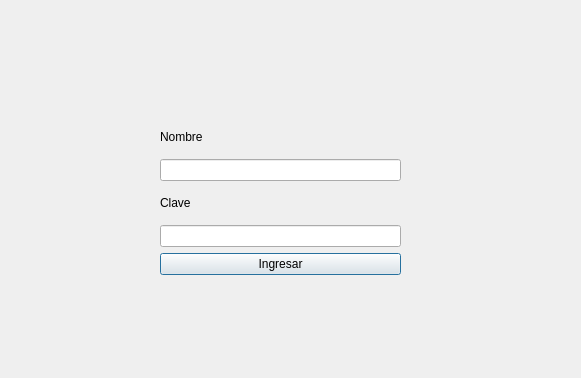
The window that TP1/login.ui (Naza824/TP1) describes before a commit, drawn with Qt 5.
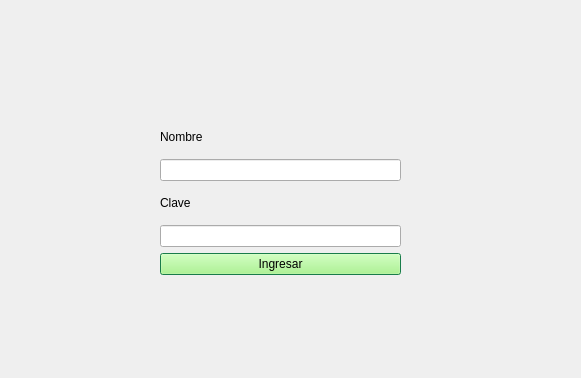
The same window after the commit. Icons and pictures are not drawn.

```diff
--- a/TP1/login.ui
+++ b/TP1/login.ui
@@ -35,6 +35,181 @@
     </item>
     <item row="5" column="0">
      <widget class="QPushButton" name="IngresarBtn">
+      <property name="palette">
+       <palette>
+        <active>
+         <colorrole role="Button">
+          <brush brushstyle="SolidPattern">
+           <color alpha="255">
+            <red>170</red>
+            <green>255</green>
+            <blue>127</blue>
+           </color>
+          </brush>
+         </colorrole>
+         <colorrole role="BrightText">
+          <brush brushstyle="SolidPattern">
+           <color alpha="255">
+            <red>0</red>
+            <green>0</green>
+            <blue>0</blue>
+           </color>
+          </brush>
+         </colorrole>
+         <colorrole role="Base">
+          <brush brushstyle="SolidPattern">
+           <color alpha="255">
+            <red>170</red>
+            <green>255</green>
+            <blue>127</blue>
+           </color>
+          </brush>
+         </colorrole>
+         <colorrole role="Window">
+          <brush brushstyle="SolidPattern">
+           <color alpha="255">
+            <red>255</red>
+            <green>255</green>
+            <blue>255</blue>
+           </color>
+          </brush>
+         </colorrole>
+         <colorrole role="Highlight">
+          <brush brushstyle="SolidPattern">
+           <color alpha="255">
+            <red>31</red>
+            <green>155</green>
+            <blue>93</blue>
+           </color>
+          </brush>
+         </colorrole>
+         <colorrole role="HighlightedText">
+          <brush brushstyle="SolidPattern">
+           <color alpha="255">
+            <red>0</red>
+            <green>0</green>
+            <blue>0</blue>
+           </color>
+          </brush>
+         </colorrole>
+        </active>
+        <inactive>
+         <colorrole role="Button">
+          <brush brushstyle="SolidPattern">
+           <color alpha="255">
+            <red>170</red>
+            <green>255</green>
+            <blue>127</blue>
+           </color>
+          </brush>
+         </colorrole>
+         <colorrole role="BrightText">
+          <brush brushstyle="SolidPattern">
+           <color alpha="255">
+            <red>0</red>
+            <green>0</green>
+            <blue>0</blue>
+           </color>
+          </brush>
+         </colorrole>
+         <colorrole role="Base">
+          <brush brushstyle="SolidPattern">
+           <color alpha="255">
+            <red>170</red>
+            <green>255</green>
+            <blue>127</blue>
+           </color>
+          </brush>
+         </colorrole>
+         <colorrole role="Window">
+          <brush brushstyle="SolidPattern">
+           <color alpha="255">
+            <red>255</red>
+            <green>255</green>
+            <blue>255</blue>
+           </color>
+          </brush>
+         </colorrole>
+         <colorrole role="Highlight">
+          <brush brushstyle="SolidPattern">
+           <color alpha="255">
+            <red>31</red>
+            <green>155</green>
+            <blue>93</blue>
+           </color>
+          </brush>
+         </colorrole>
+         <colorrole role="HighlightedText">
+          <brush brushstyle="SolidPattern">
+           <color alpha="255">
+            <red>0</red>
+            <green>0</green>
+            <blue>0</blue>
+           </color>
+          </brush>
+         </colorrole>
+        </inactive>
+        <disabled>
+         <colorrole role="Button">
+          <brush brushstyle="SolidPattern">
+           <color alpha="255">
+            <red>170</red>
+            <green>255</green>
+            <blue>127</blue>
+           </color>
+          </brush>
+         </colorrole>
+         <colorrole role="BrightText">
+          <brush brushstyle="SolidPattern">
+           <color alpha="255">
+            <red>0</red>
+            <green>0</green>
+            <blue>0</blue>
+           </color>
+          </brush>
+         </colorrole>
+         <colorrole role="Base">
+          <brush brushstyle="SolidPattern">
+           <color alpha="255">
+            <red>255</red>
+            <green>255</green>
+            <blue>255</blue>
+           </color>
+          </brush>
+         </colorrole>
+         <colorrole role="Window">
+          <brush brushstyle="SolidPattern">
+           <color alpha="255">
+            <red>255</red>
+            <green>255</green>
+            <blue>255</blue>
+           </color>
+          </brush>
+         </colorrole>
+         <colorrole role="Highlight">
+          <brush brushstyle="SolidPattern">
+           <color alpha="255">
+            <red>31</red>
+            <green>155</green>
+            <blue>93</blue>
+           </color>
+          </brush>
+         </colorrole>
+         <colorrole role="HighlightedText">
+          <brush brushstyle="SolidPattern">
+           <color alpha="255">
+            <red>0</red>
+            <green>0</green>
+            <blue>0</blue>
+           </color>
+          </brush>
+         </colorrole>
+        </disabled>
+       </palette>
+      </property>
+      <property name="styleSheet">
+       <string notr="true">background-color: rgb(170, 255, 127);</string>
+      </property>
       <property name="text">
        <string>Ingresar</string>
       </property>
```
Left out of the diff: 33 changed lines with no effect on the pictures.
